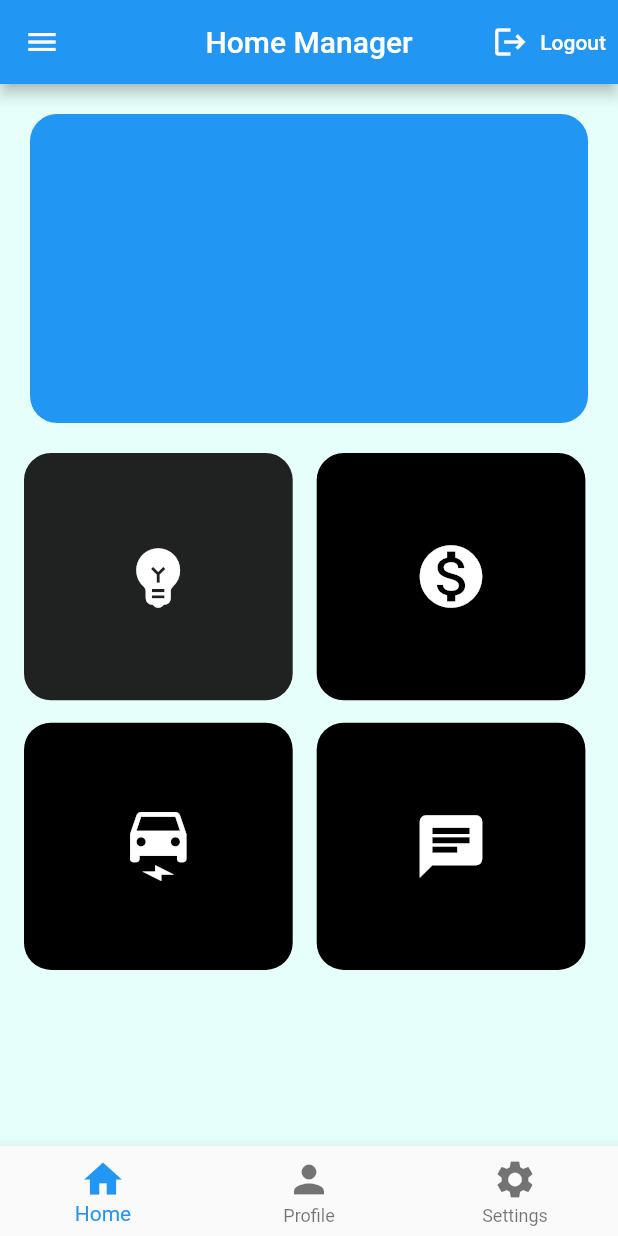
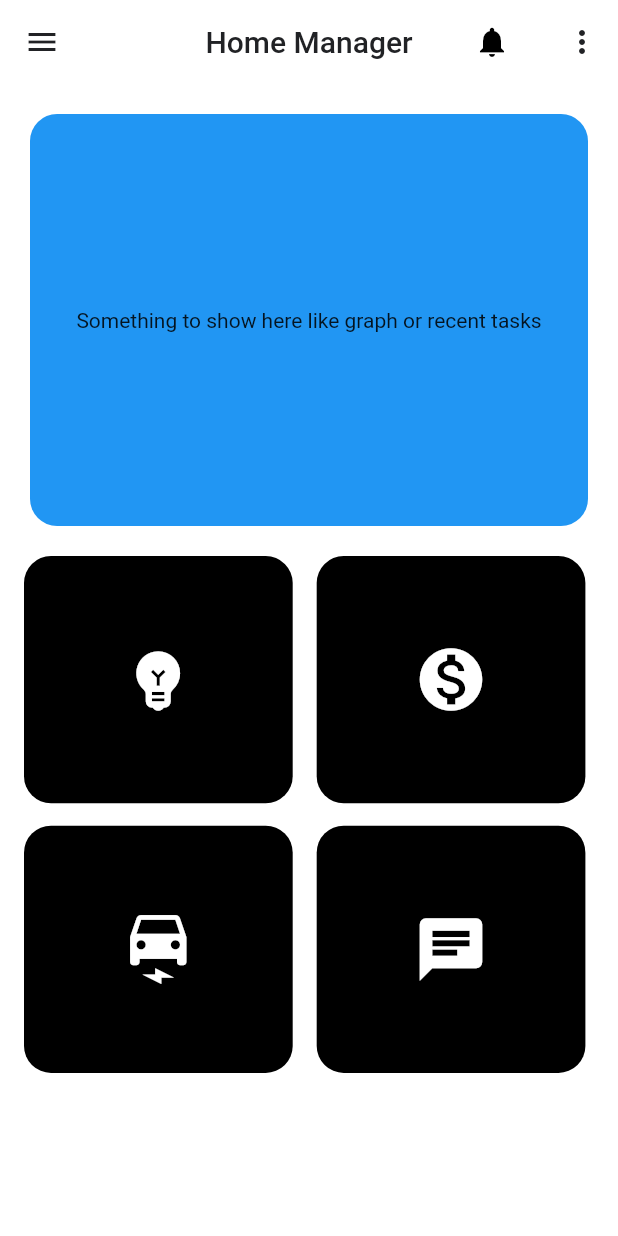
Before and after one commit to Gaurab17/House-Rent-Manager, a Flutter app: the screen it shows once a user with an empty profile is signed in, on a phone screen of 412 x 824 dp. Run offline on Flutter 3.47's test engine with Material 2 defaults, Android fonts, the phone set to English and light mode, and no system bars; our stand-ins replace firebase_auth, firebase_core, flutter_spinkit, splashscreen; accounts and stored records are empty.

Commit message:
Home page removed bottom bar

```diff
--- a/housemanager/lib/Screens/Home/home.dart
+++ b/housemanager/lib/Screens/Home/home.dart
@@ -13,25 +13,89 @@ class Home extends StatefulWidget {
 }
 
 class _HomeState extends State<Home> {
-  int _selectedIndex = 0;
+  final AuthService _auth = AuthService();
 
-  final AuthService _auth = AuthService();
-  _onItemtap(int index) {
-    setState(() {
-      _selectedIndex = index;
-    });
+  void onSelected(BuildContext context, int item) {
+    switch (item) {
+      case 0:
+        Navigator.of(context).push(
+          MaterialPageRoute(builder: (context) => Settings()),
+        );
+        break;
+      case 1:
+        Navigator.of(context).push(
+          MaterialPageRoute(builder: (context) => Profile()),
+        );
+        break;
+    }
   }
 
   @override
   Widget build(BuildContext context) {
     return Scaffold(
-        backgroundColor: Color(0xffe6fffa),
+      backgroundColor: Color(0xffffffff),
       appBar: AppBar(
-          title: const Text('Home Manager'),
+        elevation: 0.0,
+        title: const Text(
+          'Home Manager',
+          style: TextStyle(color: Color(0xff212225)),
+        ),
         centerTitle: true,
-          backgroundColor: Colors.blue,
-          leading: const Icon(Icons.menu),
+        backgroundColor: Color(0xffffffff),
+        leading: GestureDetector(
+          child: Icon(
+            Icons.menu,
+            color: Color(0xff212225),
+          ),
+          onTap: () {
+            Navigator.push(
+                context, MaterialPageRoute(builder: (context) => Home()));
+          },
+        ),
         actions: [
+          TextButton.icon(
+            onPressed: () {},
+            icon: Icon(
+              Icons.notifications,
+              color: Colors.black,
+            ),
+            label: Text(''),
+          ),
+          Theme(
+            data: Theme.of(context).copyWith(
+              dividerColor: Colors.white,
+              iconTheme: IconThemeData(color: Color(0xff212225)),
+              textTheme: TextTheme().apply(bodyColor: Colors.white),
+            ),
+            child: PopupMenuButton<int>(
+              color: Colors.lightBlueAccent,
+              onSelected: (item) => onSelected(context, item),
+              itemBuilder: (context) => [
+                PopupMenuItem<int>(
+                  value: 0,
+                  child: Row(
+                    children: [
+                      Icon(Icons.settings),
+                      const SizedBox(width: 8),
+                      Text('Settings'),
+                    ],
+                  ),
+                ),
+                PopupMenuDivider(),
+                PopupMenuItem<int>(
+                  value: 1,
+                  child: Row(
+                    children: [
+                      Icon(Icons.person),
+                      const SizedBox(width: 8),
+                      Text('Profile'),
+                    ],
+                  ),
+                ),
+                PopupMenuDivider(),
+                PopupMenuItem<int>(
+                    value: 2,
+                    child: Row(children: [
                       TextButton.icon(
                         onPressed: () async {
                           await _auth.SignOut();
@@ -42,7 +106,11 @@ class _HomeState extends State<Home> {
                         ),
                         icon: Icon(
                           Icons.logout,
-                color: Colors.white,
+                          color: Color(0xff212225),
+                        ),
+                      ),
+                    ]))
+              ],
             ),
           ),
         ],
@@ -52,13 +120,16 @@ class _HomeState extends State<Home> {
           Padding(
             padding: const EdgeInsets.all(20.0),
             child: Container(
+              child: Center(
+                  child: Text(
+                      'Something to show here like graph or recent tasks')),
               decoration: BoxDecoration(
                 color: Colors.blue,
                 borderRadius: BorderRadius.all(
                   Radius.circular(18),
                 ),
               ),
-                height: MediaQuery.of(context).size.height / 4,
+              height: MediaQuery.of(context).size.height / 3,
               width: MediaQuery.of(context).size.width,
             ),
           ),
@@ -68,15 +139,15 @@ class _HomeState extends State<Home> {
                 padding: const EdgeInsets.only(left: 16.0, right: 16),
                 child: Container(
                   decoration: BoxDecoration(
-                      color: Colors.black87,
+                    color: Colors.black,
                     borderRadius: BorderRadius.all(
                       Radius.circular(18),
                     ),
                   ),
                   height: MediaQuery.of(context).size.height / 5,
                   width: MediaQuery.of(context).size.width / 2.3,
-                    child: Icon(Icons.emoji_objects,
-                        size: 50, color: Colors.white),
+                  child:
+                      Icon(Icons.emoji_objects, size: 50, color: Colors.white),
                 ),
               ),
               Container(
@@ -88,8 +159,8 @@ class _HomeState extends State<Home> {
                 ),
                 height: MediaQuery.of(context).size.height / 5,
                 width: MediaQuery.of(context).size.width / 2.3,
-                  child: Icon(Icons.monetization_on,
-                      size: 50, color: Colors.white),
+                child:
+                    Icon(Icons.monetization_on, size: 50, color: Colors.white),
               ),
             ],
           ),
@@ -110,8 +181,8 @@ class _HomeState extends State<Home> {
                   height: MediaQuery.of(context).size.height / 5,
                   width: MediaQuery.of(context).size.width / 2.3,
                   child: GestureDetector(
-                      child: Icon(Icons.electric_car,
-                          size: 50, color: Colors.white),
+                    child:
+                        Icon(Icons.electric_car, size: 50, color: Colors.white),
                     onTap: () {
                       Navigator.push(context,
                           MaterialPageRoute(builder: (context) => Profile()));
@@ -134,50 +205,6 @@ class _HomeState extends State<Home> {
           ),
         ],
       ),
-        bottomNavigationBar: BottomNavigationBar(
-          items: <BottomNavigationBarItem>[
-            BottomNavigationBarItem(
-              icon: GestureDetector(
-                child: Icon(
-                  Icons.home,
-                  size: 30,
-                ),
-                onTap: () {
-                  Navigator.push(
-                      context, MaterialPageRoute(builder: (context) => Home()));
-                },
-              ),
-              label: 'Home',
-            ),
-            BottomNavigationBarItem(
-              icon: GestureDetector(
-                child: Icon(
-                  Icons.person,
-                  size: 30,
-                ),
-                onTap: () {
-                  Navigator.push(context,
-                      MaterialPageRoute(builder: (context) => Profile()));
-                },
-              ),
-              label: 'Profile',
-            ),
-            BottomNavigationBarItem(
-              icon: GestureDetector(
-                child: Icon(
-                  Icons.settings,
-                  size: 30,
-                ),
-                onTap: () {
-                  Navigator.push(context,
-                      MaterialPageRoute(builder: (context) => Settings()));
-                },
-              ),
-              label: 'Settings',
-            )
-          ],
-          currentIndex: _selectedIndex,
-          onTap: _onItemtap,
-        ));
+    );
   }
 }
```
Lines whose indentation alone changed are shown as unchanged.
